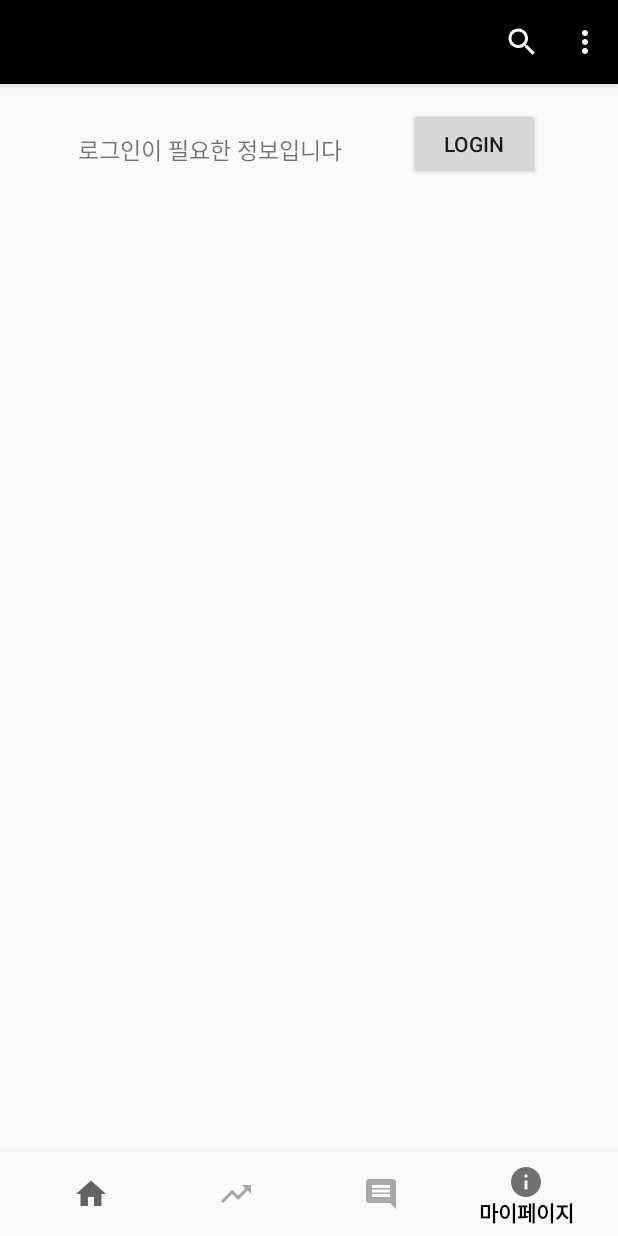
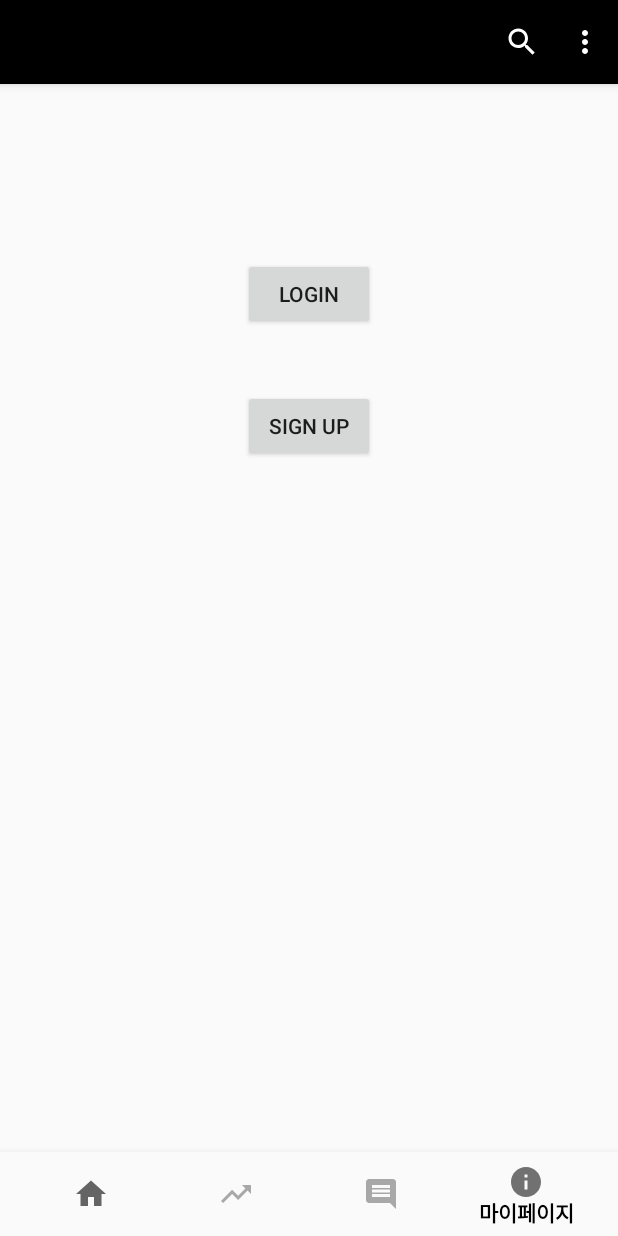
Before and after one commit to hansung-capstone-investock/antenna_App, an Android app: the screen it shows after launch (MainActivity), item 4 of the bottom bar chosen, on a phone screen of 412 x 824 dp. Run offline under Robolectric (Android 15) with nearby library versions, the phone set to English and light mode, and no system bars; libraries missing offline, so code that uses them is left out: com.github.mikephil.charting; 9 statements that could not run were skipped.

Commit message:
05/21 회원가입 구성 중

```diff
--- a/app/src/main/AndroidManifest.xml
+++ b/app/src/main/AndroidManifest.xml
@@ -11,7 +11,8 @@
         android:supportsRtl="true"
         android:theme="@style/AppTheme">
 
-        <activity android:name=".login.LoginActivity"/>
+        <activity android:name=".sign.LoginActivity"/>
+        <activity android:name=".sign.SignActivity"/>
         <activity android:name=".interest.InterestActivity"/>
         <activity
             android:name=".MainActivity">
--- a/app/src/main/java/com/example/antenna/adpater/RecyclerAdapter.kt
+++ b/app/src/main/java/com/example/antenna/adpater/RecyclerAdapter.kt
@@ -4,14 +4,10 @@ import android.content.Intent
 import android.view.LayoutInflater
 import android.view.View
 import android.view.ViewGroup
-import android.widget.Toast
-import androidx.core.content.ContextCompat
 import androidx.core.content.ContextCompat.startActivity
 import androidx.recyclerview.widget.RecyclerView
 import com.example.antenna.R
 import com.example.antenna.interest.InterestActivity
-import com.example.antenna.login.LoginActivity
-import com.google.android.material.snackbar.Snackbar
 import kotlinx.android.synthetic.main.list_item.view.*
 
 class RecyclerAdapter(private val items: MutableList<DataList>):
--- /dev/null
+++ b/app/src/main/java/com/example/antenna/dataclass/SignData.kt
@@ -0,0 +1,5 @@
+package com.example.antenna.dataclass
+
+data class SignData(
+    var id : String
+)
--- a/app/src/main/java/com/example/antenna/fragment/InfoFragment.kt
+++ b/app/src/main/java/com/example/antenna/fragment/InfoFragment.kt
@@ -7,8 +7,9 @@ import android.view.LayoutInflater
 import android.view.View
 import android.view.ViewGroup
 import androidx.annotation.Nullable
-import com.example.antenna.login.LoginActivity
+import com.example.antenna.sign.LoginActivity
 import com.example.antenna.R
+import com.example.antenna.sign.SignActivity
 import kotlinx.android.synthetic.main.fragment_info.*
 
 class InfoFragment : Fragment() {
@@ -26,11 +27,18 @@ class InfoFragment : Fragment() {
     override fun onViewCreated(view: View, savedInstanceState: Bundle?) {
         super.onViewCreated(view, savedInstanceState)
 
-        button4.setOnClickListener {
+        Login_button.setOnClickListener {
             activity?.let {
                 val intent = Intent(context, LoginActivity::class.java)
                 startActivity(intent)
             }
         }
+
+        Sign_button.setOnClickListener {
+            activity?.let{
+                val intent = Intent(context, SignActivity::class.java)
+                startActivity(intent)
+            }
+        }
     }
 }
--- a/app/src/main/java/com/example/antenna/login/Login.kt
+++ b/app/src/main/java/com/example/antenna/sign/Login.kt
@@ -1,4 +1,4 @@
-package com.example.antenna.login
+package com.example.antenna.sign
 
 // Output data 생성 (응답값)
 // 서버에서 가져올 값 추가 하기
--- a/app/src/main/java/com/example/antenna/login/LoginActivity.kt
+++ b/app/src/main/java/com/example/antenna/sign/LoginActivity.kt
@@ -1,4 +1,4 @@
-package com.example.antenna.login
+package com.example.antenna.sign
 
 import android.content.Intent
 import android.os.Bundle
--- a/app/src/main/java/com/example/antenna/login/LoginService.kt
+++ b/app/src/main/java/com/example/antenna/sign/LoginService.kt
@@ -1,4 +1,4 @@
-package com.example.antenna.login
+package com.example.antenna.sign
 
 
 import retrofit2.Call
--- a/app/src/main/res/layout/fragment_info.xml
+++ b/app/src/main/res/layout/fragment_info.xml
@@ -1,33 +1,32 @@
 <?xml version="1.0" encoding="utf-8"?>
-<androidx.constraintlayout.widget.ConstraintLayout
-    xmlns:android="http://schemas.android.com/apk/res/android"
+<androidx.constraintlayout.widget.ConstraintLayout xmlns:android="http://schemas.android.com/apk/res/android"
     xmlns:app="http://schemas.android.com/apk/res-auto"
     xmlns:tools="http://schemas.android.com/tools"
     android:layout_width="match_parent"
-    android:orientation="vertical"
+    android:layout_height="match_parent"
     android:gravity="top"
-    android:layout_height="match_parent">
-
-    <TextView
-        android:id="@+id/textView2"
-        android:layout_width="183dp"
-        android:layout_height="21dp"
-        android:layout_marginStart="52dp"
-        android:layout_marginTop="32dp"
-        android:text="로그인이 필요한 정보입니다"
-        android:textSize="15sp"
-        app:layout_constraintStart_toStartOf="parent"
-        app:layout_constraintTop_toTopOf="parent" />
+    android:orientation="vertical">
 
     <Button
-        android:id="@+id/button4"
+        android:id="@+id/Login_button"
         android:layout_width="wrap_content"
         android:layout_height="wrap_content"
-        android:layout_marginTop="16dp"
-        android:layout_marginEnd="52dp"
         android:text="Login"
+        app:layout_constraintBottom_toTopOf="@+id/Sign_button"
         app:layout_constraintEnd_toEndOf="parent"
-        app:layout_constraintHorizontal_bias="0.351"
-        app:layout_constraintStart_toEndOf="@+id/textView"
-        app:layout_constraintTop_toTopOf="parent" />
+        app:layout_constraintHorizontal_bias="0.501"
+        app:layout_constraintStart_toStartOf="parent"
+        app:layout_constraintTop_toTopOf="parent"
+        app:layout_constraintVertical_bias="0.742" />
+
+    <Button
+        android:id="@+id/Sign_button"
+        android:layout_width="wrap_content"
+        android:layout_height="wrap_content"
+        android:layout_marginBottom="460dp"
+        android:text="Sign Up"
+        app:layout_constraintBottom_toBottomOf="parent"
+        app:layout_constraintEnd_toEndOf="parent"
+        app:layout_constraintHorizontal_bias="0.501"
+        app:layout_constraintStart_toStartOf="parent" />
 </androidx.constraintlayout.widget.ConstraintLayout>
```
Also changed, not shown: app/src/main/java/com/example/antenna/fragment/AssetFragment.kt (deleted, +0 -26 lines), app/src/main/java/com/example/antenna/interface/SignUpService.kt (added, +18 -0 lines), app/src/main/java/com/example/antenna/sign/SignActivity.kt (added, +12 -0 lines), app/src/main/res/layout/fragment_asset.xml (deleted, +0 -8 lines), app/src/main/res/layout/login_item.xml (deleted, +0 -31 lines), app/src/main/res/layout/sign_up_page.xml (added, +41 -0 lines).
